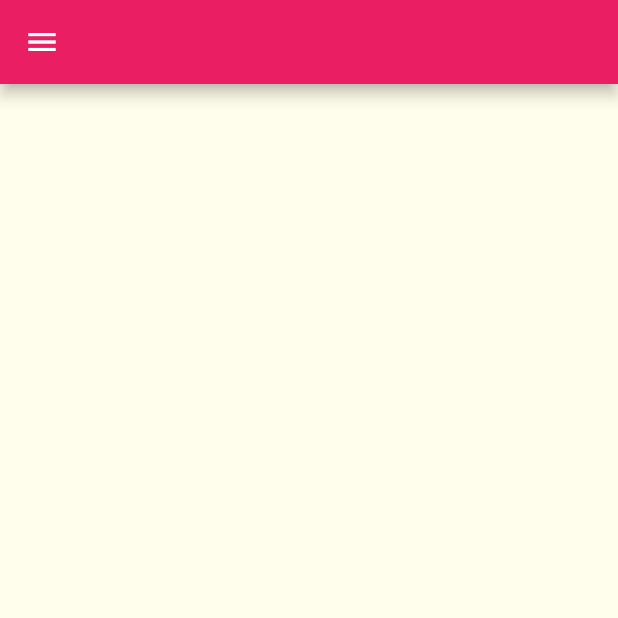
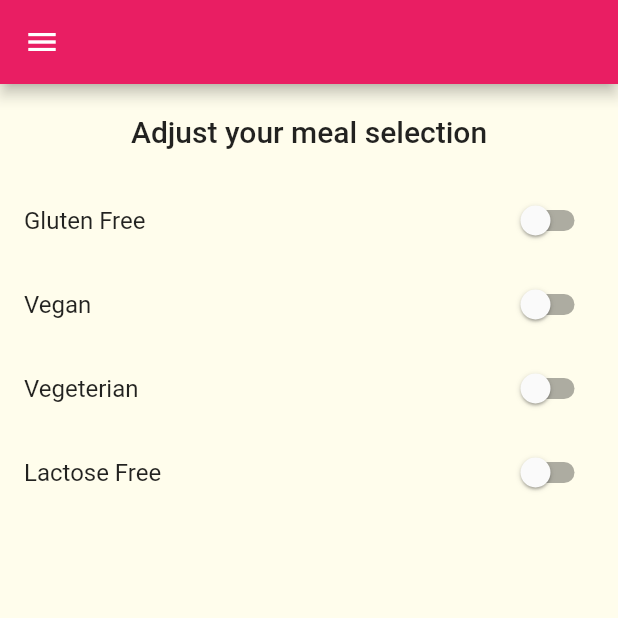
Before and after one commit to cyx977/mealMax, a Flutter app: the FiltersScreen screen opened by its route, on a phone screen of 412 x 824 dp, the top half of it. Run offline on Flutter 3.47's test engine with Material 2 defaults, Android fonts, the light colour scheme and no system bars.

Commit message:
SwitchListTile for filter

```diff
--- a/lib/screens/filter_screen.dart
+++ b/lib/screens/filter_screen.dart
@@ -8,11 +8,66 @@ class FiltersScreen extends StatefulWidget {
 }
 
 class _FiltersScreenState extends State<FiltersScreen> {
+  var isGlutenFree = false;
+  var isVegan = false;
+  var isVegeterian = false;
+  var isLactoseFree = false;
   @override
   Widget build(BuildContext context) {
     return Scaffold(
       drawer: MainDrawer(),
       appBar: AppBar(),
+      body: Column(
+        children: [
+          Container(
+            padding: EdgeInsets.all(20),
+            child: Text("Adjust your meal selection",
+                style: Theme.of(context).textTheme.headline6),
+          ),
+          Expanded(
+            child: ListView(
+              children: [
+                SwitchListTile(
+                  title: Text("Gluten Free"),
+                  value: isGlutenFree,
+                  onChanged: (bool val) {
+                    setState(() {
+                      isGlutenFree = val;
+                    });
+                  },
+                ),
+                SwitchListTile(
+                  title: Text("Vegan"),
+                  value: isVegan,
+                  onChanged: (bool val) {
+                    setState(() {
+                      isVegan = val;
+                    });
+                  },
+                ),
+                SwitchListTile(
+                  title: Text("Vegeterian"),
+                  value: isVegeterian,
+                  onChanged: (bool val) {
+                    setState(() {
+                      isVegeterian = val;
+                    });
+                  },
+                ),
+                SwitchListTile(
+                  title: Text("Lactose Free"),
+                  value: isLactoseFree,
+                  onChanged: (bool val) {
+                    setState(() {
+                      isLactoseFree = val;
+                    });
+                  },
+                ),
+              ],
+            ),
+          ),
+        ],
+      ),
     );
   }
 }
```
